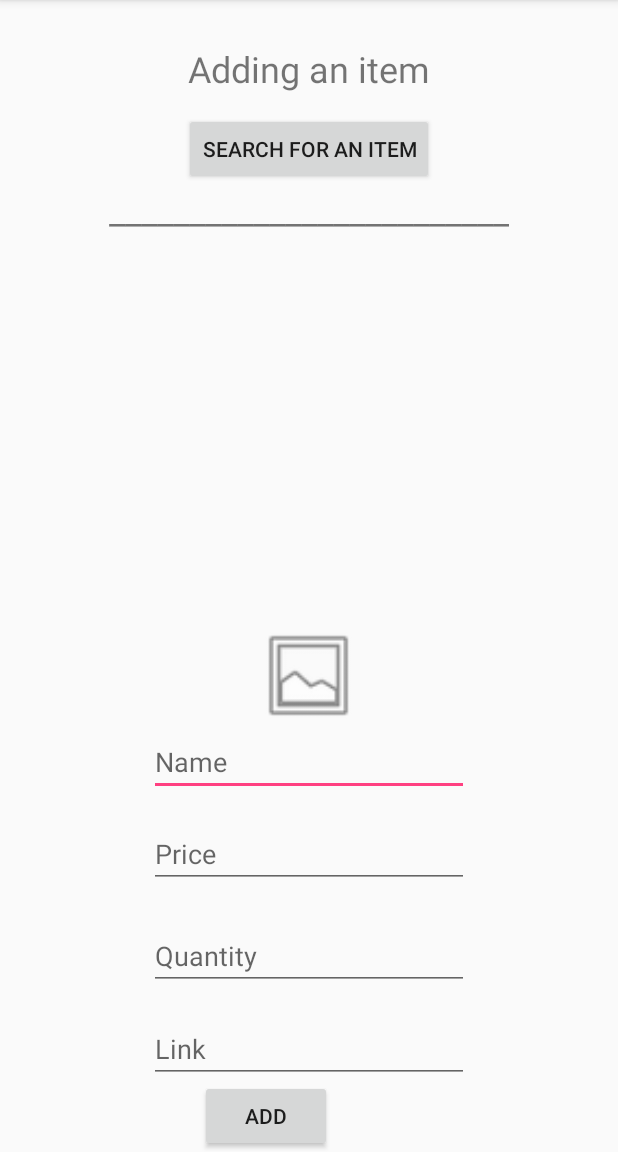
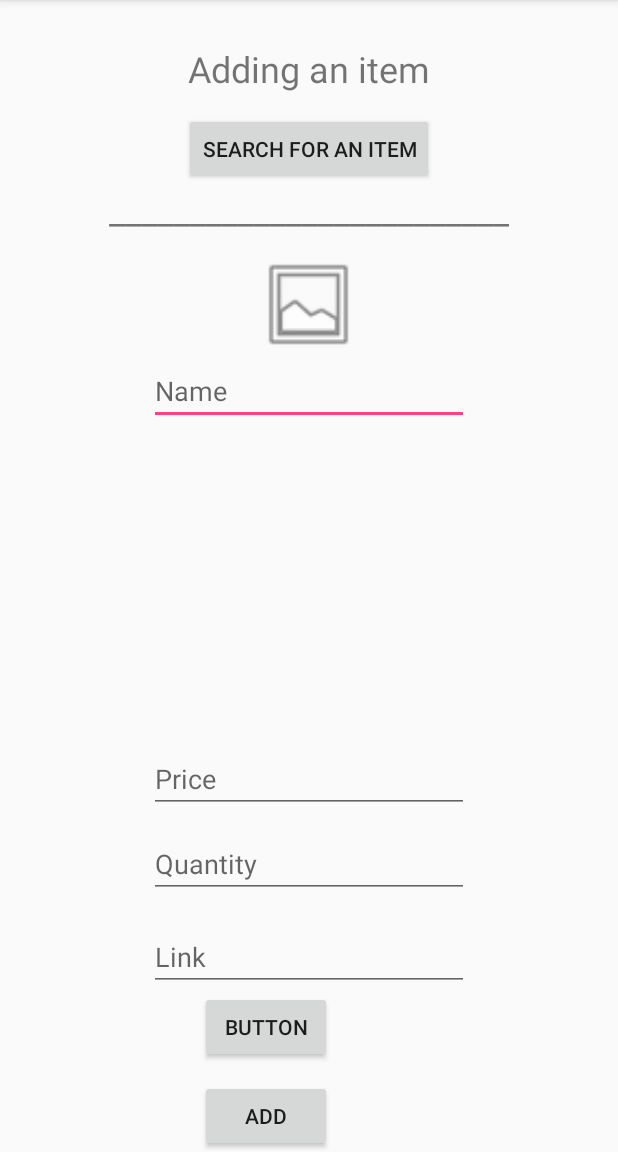
Before and after one commit to FatimahKB/Capstone, an Android app: the AddingItem screen opened directly, with no data from a screen before it, on a phone screen of 412 x 824 dp, the part 84-1236 px from its top. Run offline under Robolectric (Android 15) with nearby library versions, the phone set to English and light mode, and no system bars; our stand-ins replace Firebase (no records; nobody signed in at launch, a user with empty details on screens opened directly).

Commit message:
Multiple choice list + adding item updated

```diff
--- a/app/build.gradle
+++ b/app/build.gradle
@@ -21,9 +21,9 @@ android {
 dependencies {
     implementation fileTree(dir: 'libs', include: ['*.jar'])
     implementation 'com.android.support.constraint:constraint-layout:1.1.3'
-    implementation 'com.google.firebase:firebase-auth:11.6.0'
-    implementation 'com.google.firebase:firebase-database:11.6.0'
-    implementation 'com.google.firebase:firebase-storage:11.6.0'
+    implementation 'com.google.firebase:firebase-auth:11.8.0'
+    implementation 'com.google.firebase:firebase-database:11.8.0'
+    implementation 'com.google.firebase:firebase-storage:11.8.0'
     testImplementation 'junit:junit:4.12'
     androidTestImplementation 'com.android.support.test:runner:1.0.2'
     androidTestImplementation 'com.android.support.test.espresso:espresso-core:3.0.2'
--- a/app/src/main/java/com/example/fatim/makeawish/AddingItem.java
+++ b/app/src/main/java/com/example/fatim/makeawish/AddingItem.java
@@ -1,12 +1,17 @@
 package com.example.fatim.makeawish;
 
+import android.content.DialogInterface;
 import android.content.Intent;
+import android.content.SharedPreferences;
+import android.preference.PreferenceManager;
+import android.support.v7.app.AlertDialog;
 import android.support.v7.app.AppCompatActivity;
 import android.os.Bundle;
 import android.util.Log;
 import android.view.View;
 import android.widget.Button;
 import android.widget.EditText;
+import android.widget.TextView;
 import android.widget.Toast;
 
 import com.google.firebase.auth.FirebaseAuth;
@@ -17,46 +22,127 @@ import com.google.firebase.database.DatabaseReference;
 import com.google.firebase.database.FirebaseDatabase;
 import com.google.firebase.database.ValueEventListener;
 
+import java.util.ArrayList;
+
 public class AddingItem extends AppCompatActivity {
+    TextView text;
     EditText name;
     EditText price;
     EditText quantity;
     EditText link;
+    Button choose;
+    Button btn_addingItem_add_button;
+    Button btn_addingItem_search_button;
     public DatabaseReference mDatabase;
     long lastItemNumber;
-
+    String [] listsname;
+    String username1;
+    boolean [] checkedLists;
+    ArrayList<Integer> selectedLists= new ArrayList<>();
+    ArrayList<String> lists = new ArrayList<>();
     @Override
     protected void onCreate(Bundle savedInstanceState) {
         super.onCreate(savedInstanceState);
         setContentView(R.layout.activity_adding_item);
-        Button btn_addingItem_search_button =(Button) findViewById(R.id.addingItem_search_button);
-        Button btn_addingItem_add_button =(Button) findViewById(R.id.addingItem_add_button);
+        btn_addingItem_search_button =(Button) findViewById(R.id.addingItem_search_button);
+        btn_addingItem_add_button =(Button) findViewById(R.id.addingItem_add_button);
+        choose=(Button)findViewById(R.id.addingItem_choose_button);
         name=(EditText)findViewById(R.id.addingItem_name_editText);
         price=(EditText)findViewById(R.id.addingItem_price_editText);
         quantity=(EditText)findViewById(R.id.addingItem_quality_editText);
         link=(EditText)findViewById(R.id.addingItem_link_editText);
+        text=(TextView)findViewById(R.id.adding_item_textView);
         // To get an instance of the databse so we can add/remove etc..
         final DatabaseReference mDatabase = FirebaseDatabase.getInstance().getReference();
-        if(valid()){
         FirebaseUser user = FirebaseAuth.getInstance().getCurrentUser();
         String username [] =user.getEmail().split("@");
-            Item item=new Item(name.getText().toString(), Integer.parseInt(quantity.getText().toString()), Double.parseDouble(price.getText().toString()),Double.parseDouble(price.getText().toString()));
+        listsname=getResources().getStringArray(R.array.listsname);
+        SharedPreferences sharedPreferences= PreferenceManager.getDefaultSharedPreferences(this);
+         username1=sharedPreferences.getString("username","");
+        Toast.makeText(AddingItem.this,"bye", Toast.LENGTH_SHORT).show();
 
-            mDatabase.child("Users").child(username[0]).child("Private").addListenerForSingleValueEvent(new ValueEventListener() {
+
+        mDatabase.child("Users").child(username1).child("Private").addValueEventListener( new ValueEventListener() {
             @Override
             public void onDataChange(DataSnapshot dataSnapshot) {
-                    lastItemNumber=  dataSnapshot.getChildrenCount();
-//                    for (DataSnapshot snap: dataSnapshot.getChildren()) {
-//                        Log.e(snap.getKey(),snap.getChildrenCount() + "");
+                 lists = new ArrayList<>();
+                for (DataSnapshot n : dataSnapshot.getChildren()) {
+                    lists.add(n.child("name").getValue().toString()+"");
+                    Toast.makeText(AddingItem.this,n.child("name").getValue().toString(), Toast.LENGTH_SHORT).show();
+
+                }
+            }
+                // Get Post object and use the values to update the UI
+//                Toast.makeText(AddingItem.this,"here "+(mDatabase.child("Users").child(username1).child("Private").child("Birthday")), Toast.LENGTH_SHORT).show();
+//                for (DataSnapshot n : dataSnapshot.getChildren()) {
+////                    Toast.makeText(AddingItem.this,"I'm here", Toast.LENGTH_SHORT).show();
+//                        lists.add(n.child("name").getValue().toString());
 //                    }
-                }
+
 
             @Override
             public void onCancelled(DatabaseError databaseError) {
-
+                // Getting Post failed, log a message
+                Log.w(null, "loadPost:onCancelled", databaseError.toException());
+                // ...
             }
         });
-            mDatabase.child("Users").child(username[0]).child("Private").child("item"+lastItemNumber).setValue(item);
+
+        checkedLists=new boolean [listsname.length];
+                    Toast.makeText(AddingItem.this,"I'm here"+lists.size(), Toast.LENGTH_SHORT).show();
+
+        choose.setOnClickListener(new View.OnClickListener() {
+            @Override
+            public void onClick(View v) {
+                AlertDialog.Builder mBuilder=new AlertDialog.Builder(AddingItem.this);
+                mBuilder.setTitle("Wishlists");
+
+                mBuilder.setMultiChoiceItems(listsname, checkedLists, new DialogInterface.OnMultiChoiceClickListener() {
+                    @Override
+                    public void onClick(DialogInterface dialog, int which, boolean isChecked) {
+                        if(isChecked){
+                            if(! selectedLists.contains(which)){
+                                selectedLists.add(which);
+                            }else{
+                                selectedLists.remove(which);
+                            }
+                        }
+                    }
+                });
+                mBuilder.setCancelable(false);
+                mBuilder.setPositiveButton("choose", new DialogInterface.OnClickListener() {
+                    @Override
+                    public void onClick(DialogInterface dialog, int which) {
+                        String item="";
+                        for(int i=0;i<selectedLists.size();i++){
+                            item= item + listsname[selectedLists.get(i)];
+                        }
+                    }
+                });
+                AlertDialog mDialog= mBuilder.create();
+                mDialog.show();
+            }
+        });
+
+
+        if(valid()){
+            Item item=new Item(name.getText().toString(), Integer.parseInt(quantity.getText().toString()), Double.parseDouble(price.getText().toString()),Double.parseDouble(price.getText().toString()));
+
+//            mDatabase.child("Users").child(username[0]).child("Private").addListenerForSingleValueEvent(new ValueEventListener() {
+//                @Override
+//                public void onDataChange(DataSnapshot dataSnapshot) {
+//                    lastItemNumber=  dataSnapshot.getChildrenCount();
+////                    for (DataSnapshot snap: dataSnapshot.getChildren()) {
+////                        Log.e(snap.getKey(),snap.getChildrenCount() + "");
+////                    }
+//                }
+//
+//                @Override
+//                public void onCancelled(DatabaseError databaseError) {
+//
+//                }
+//            });
+//            mDatabase.child("Users").child(username[0]).child("Private").child("item"+lastItemNumber).setValue(item);
 
 
         }
@@ -81,7 +167,7 @@ public class AddingItem extends AppCompatActivity {
     }
     public boolean valid() {
         if (name.getText().toString().isEmpty() || quantity.getText().toString().isEmpty() || price.getText().toString().isEmpty() ) {
-            Toast.makeText(this, "Please fill all the required fields", Toast.LENGTH_SHORT).show();
+           // Toast.makeText(this, "Please fill all the required fields", Toast.LENGTH_SHORT).show();
             return false;
         }
         else{
--- a/app/src/main/res/layout/activity_adding_item.xml
+++ b/app/src/main/res/layout/activity_adding_item.xml
@@ -46,17 +46,17 @@
         android:id="@+id/addingItem_imageView"
         android:layout_width="78dp"
         android:layout_height="70dp"
-        android:layout_above="@+id/addingItem_name_editText"
+        android:layout_alignParentTop="true"
         android:layout_centerHorizontal="true"
+        android:layout_marginTop="168dp"
         app:srcCompat="@android:drawable/ic_menu_gallery" />
 
     <EditText
         android:id="@+id/addingItem_name_editText"
         android:layout_width="wrap_content"
         android:layout_height="wrap_content"
-        android:layout_alignParentBottom="true"
+        android:layout_below="@+id/addingItem_imageView"
         android:layout_centerHorizontal="true"
-        android:layout_marginBottom="237dp"
         android:ems="10"
         android:hint="Name"
         android:inputType="textPersonName" />
@@ -67,7 +67,7 @@
         android:layout_height="wrap_content"
         android:layout_alignParentBottom="true"
         android:layout_centerHorizontal="true"
-        android:layout_marginBottom="176dp"
+        android:layout_marginBottom="226dp"
         android:ems="10"
         android:hint="Price"
         android:inputType="number" />
@@ -78,7 +78,7 @@
         android:layout_height="wrap_content"
         android:layout_alignParentBottom="true"
         android:layout_centerHorizontal="true"
-        android:layout_marginBottom="108dp"
+        android:layout_marginBottom="169dp"
         android:ems="10"
         android:hint="Quantity"
         android:inputType="number" />
@@ -89,7 +89,7 @@
         android:layout_height="wrap_content"
         android:layout_alignParentBottom="true"
         android:layout_centerHorizontal="true"
-        android:layout_marginBottom="46dp"
+        android:layout_marginBottom="107dp"
         android:ems="10"
         android:hint="Link"
         android:inputType="text" />
@@ -105,4 +105,13 @@
         android:layout_alignParentLeft="true"
         android:layout_marginLeft="133dp" />
 
+    <Button
+        android:id="@+id/addingItem_choose_button"
+        android:layout_width="wrap_content"
+        android:layout_height="wrap_content"
+        android:layout_alignStart="@+id/addingItem_add_button"
+        android:layout_below="@+id/addingItem_link_editText"
+        android:layout_marginTop="-107dp"
+        android:text="Button" />
+
 </RelativeLayout>
--- a/app/src/main/res/values/strings.xml
+++ b/app/src/main/res/values/strings.xml
@@ -1,4 +1,12 @@
 <resources>
     <string name="app_name">MakeAWish</string>
     <string name="title_activity_create_private_list">createPrivateList</string>
+    <string-array name="listsname">
+        <item>t</item>
+        <item>m</item>
+        <item>y</item>
+        <item>r</item>
+        <item>t</item>
+        <item>w</item>
+    </string-array>
 </resources>
```
Also changed, not shown: app/src/main/java/com/example/fatim/makeawish/MainActivity.java (+23 -12 lines), app/src/main/java/com/example/fatim/makeawish/Profile.java (+15 -23 lines), app/src/main/java/com/example/fatim/makeawish/Wishlist.java (+12 -8 lines), app/src/main/res/layout/activity_profile.xml (+17 -0 lines). Lines whose indentation alone changed are shown as unchanged.
